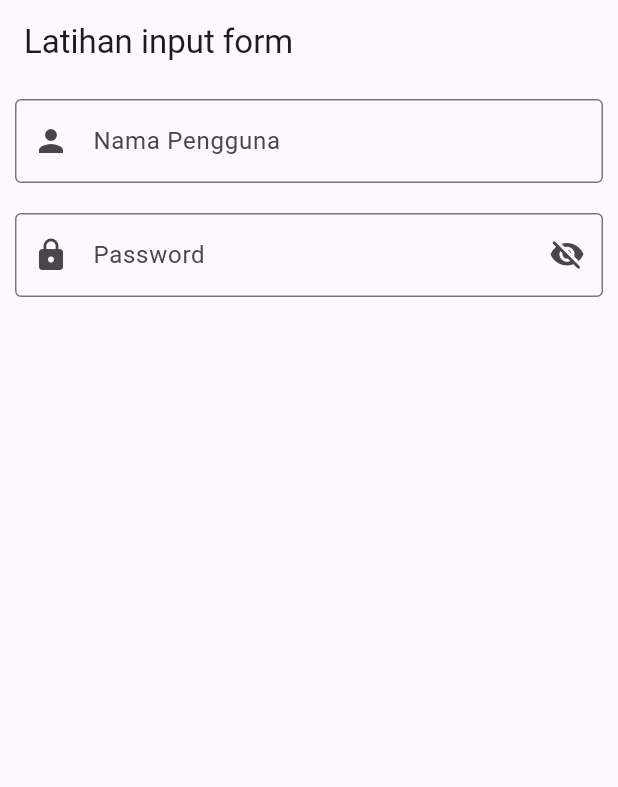
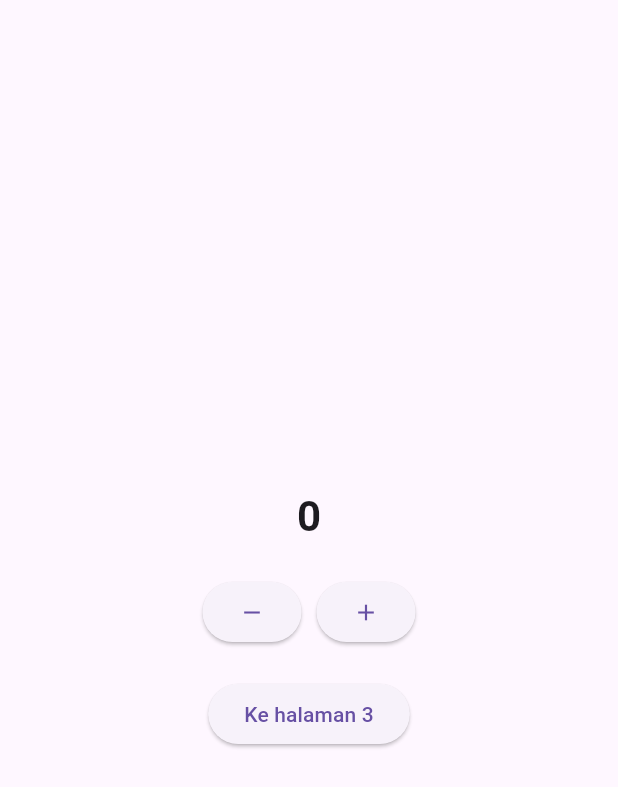
Before and after one commit to Fajriansyah21/flutter_application_2, a Flutter app: the screen it shows after launch, on a phone screen of 412 x 824 dp. Shown: the top 787 px of the screen. Run offline on Flutter 3.47's test engine with Material 3 defaults, Android fonts, the phone set to English and light mode, and no system bars.

Commit message:
feat: implement state management using provider and add form input pages

```diff
--- /dev/null
+++ b/lib/Pertemuan_9/counter/hitung_provider.dart
@@ -0,0 +1,22 @@
+import 'package:flutter/material.dart';
+
+class HitungProvider extends ChangeNotifier {
+  // Siapkan variable yang nilainya akan dibagikan
+  // Set modifier nya ke private dengan tanda _
+  int _angka = 0;
+
+  // buatkan method getter
+  int get angka => _angka;
+
+  // buat method untuk menambah angka + 1
+  void tambah() {
+    _angka++;
+    notifyListeners();
+  }
+
+  // buat method untuk menambah angka - 1
+  void kurang() {
+    _angka--;
+    notifyListeners();
+  }
+}
--- /dev/null
+++ b/lib/Pertemuan_9/counter/page_2.dart
@@ -0,0 +1,56 @@
+import 'package:flutter/material.dart';
+import 'package:flutter_application_2/Pertemuan_9/counter/hitung_provider.dart';
+import 'package:flutter_application_2/Pertemuan_9/form/page_1.dart';
+import 'package:provider/provider.dart';
+
+class Page2 extends StatelessWidget {
+  const new({super.key});
+
+  @override
+  Widget build(BuildContext context) {
+    return Scaffold(
+      body: Center(
+        child: Column(
+          mainAxisAlignment: .center,
+          children: [
+            Consumer<HitungProvider>(
+              builder: (context, hitung, child) => Text(
+                hitung.angka.toString(),
+                style: TextStyle(fontSize: 28, fontWeight: .bold),
+              ),
+            ),
+
+            SizedBox(height: 20),
+            Row(
+              mainAxisAlignment: .center,
+              children: [
+                ElevatedButton(
+                  onPressed: () {
+                    context.read<HitungProvider>().kurang();
+                  },
+                  child: Icon(Icons.remove),
+                ),
+
+                SizedBox(width: 10),
+
+                ElevatedButton(
+                  onPressed: () {
+                    context.read<HitungProvider>().tambah();
+                  },
+                  child: Icon(Icons.add),
+                ),
+              ],
+            ),
+            SizedBox(height: 20),
+            ElevatedButton(
+              onPressed: () {
+                Navigator.pushNamed(context, '/3');
+              },
+              child: Text("Ke halaman 3"),
+            ),
+          ],
+        ),
+      ),
+    );
+  }
+}
--- a/lib/main.dart
+++ b/lib/main.dart
@@ -1,8 +1,17 @@
 import 'package:flutter/material.dart';
-import 'package:flutter_application_2/Pertemuan_9/page_1.dart';
+import 'package:flutter_application_2/Pertemuan_9/counter/hitung_provider.dart';
+import 'package:flutter_application_2/Pertemuan_9/form/page_1.dart';
+import 'package:flutter_application_2/Pertemuan_9/counter/page_2.dart';
+import 'package:flutter_application_2/Pertemuan_9/counter/page_3.dart';
+import 'package:provider/provider.dart';
 
 void main() {
-  runApp(const MyApp());
+  runApp(
+    ChangeNotifierProvider(
+      create: (context) => HitungProvider(),
+      child: MyApp(),
+    ),
+  );
 }
 
 class MyApp extends StatelessWidget {
@@ -12,7 +21,7 @@ class MyApp extends StatelessWidget {
   Widget build(BuildContext context) {
     return MaterialApp(
       debugShowCheckedModeBanner: false,
-      routes: {'/': (context) => Page1()},
+      routes: {'/': (context) => Page2(), '/3': (context) => Page3()},
       initialRoute: '/',
     );
   }
--- a/pubspec.yaml
+++ b/pubspec.yaml
@@ -34,6 +34,7 @@ dependencies:
   # The following adds the Cupertino Icons font to your application.
   # Use with the CupertinoIcons class for iOS style icons.
   cupertino_icons: ^1.0.8
+  provider: ^6.1.5+1
 
 dev_dependencies:
   flutter_test:
```
Also changed, not shown: lib/Pertemuan_9/counter/page_3.dart (added, +27 -0 lines), lib/Pertemuan_9/form/page_1.dart (renamed from lib/Pertemuan_9/page_1.dart, +27 -1 lines), pubspec.lock.
